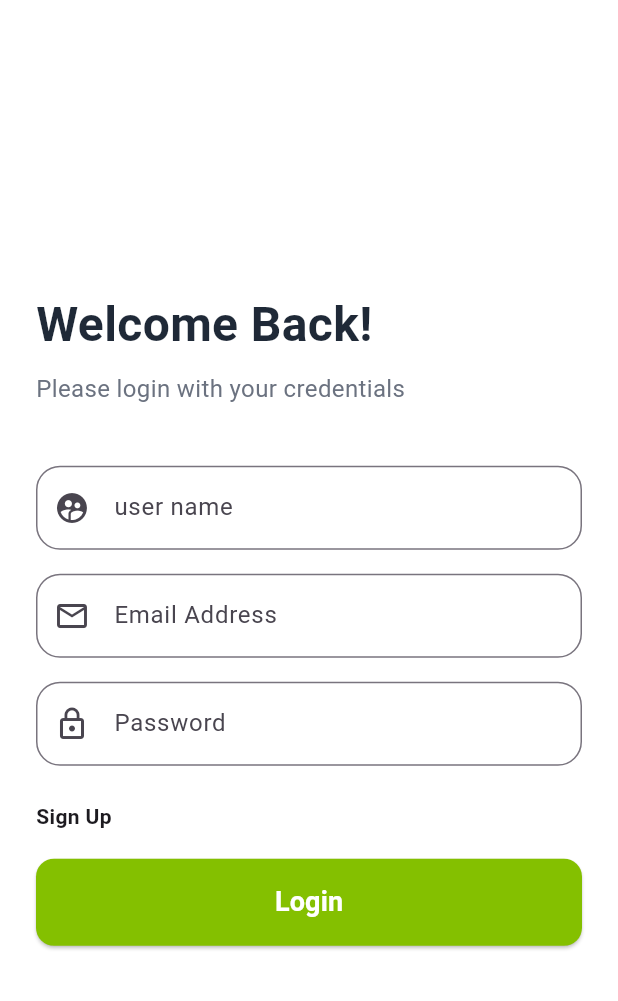
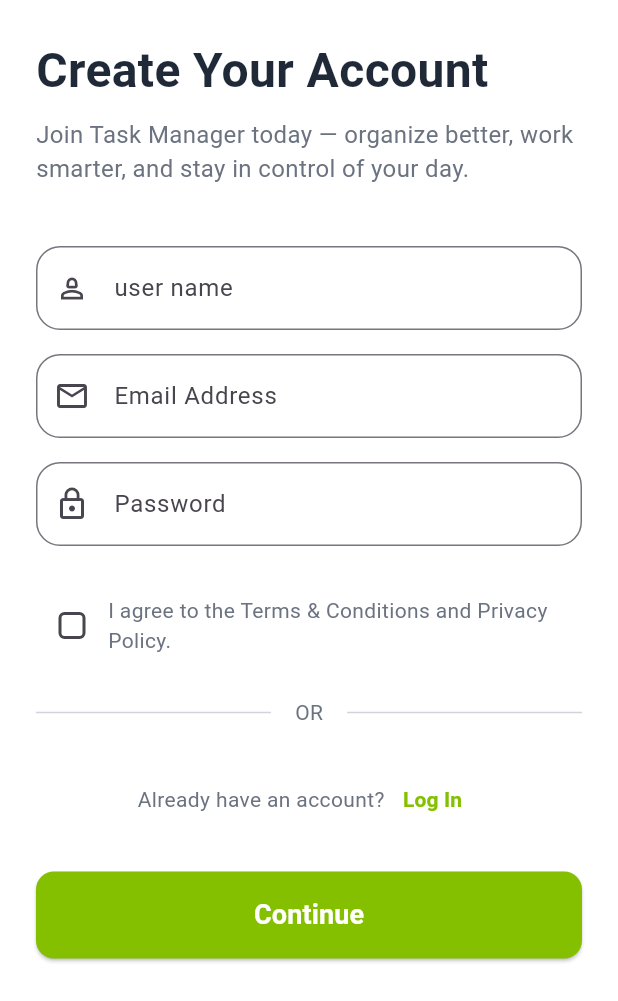
Before and after one commit to nahidhasanniloy/Task-Manager-App-With-Custom_Api, a Flutter app: the screen it shows after launch, after a tap on "Sign Up", on a phone screen of 412 x 824 dp. Shown: the top 1001 px of the screen. Run offline on Flutter 3.47's test engine with Material 3 defaults, Android fonts, the phone set to English and light mode, and no system bars; our stand-ins replace get, jwt_decoder, shared_preferences; network calls fail.

Commit message:
task manager app with custom api

```diff
--- a/lib/view/screens/add_task_screen/add_task_screen.dart
+++ b/lib/view/screens/add_task_screen/add_task_screen.dart
@@ -90,14 +90,37 @@ class _AddTaskScreenState extends State<AddTaskScreen> {
             const SizedBox(height: 20),
             _buildTextField(_descriptionController, "Task Description", maxLines: 5),
             const SizedBox(height: 40),
+            // SizedBox(
+            //   width: double.infinity,
+            //
+            //   child: ElevatedButton.icon(
+            //     onPressed: _addTask,
+            //     icon: const Icon(Icons.add),
+            //     label: const Text("Add Task"),
+            //   ),
+            // ),
             SizedBox(
               width: double.infinity,
               child: ElevatedButton.icon(
                 onPressed: _addTask,
                 icon: const Icon(Icons.add),
                 label: const Text("Add Task"),
+                style: ElevatedButton.styleFrom(
+                  backgroundColor: Color(0xFF84c000), // <-- Change this color
+                  foregroundColor: Colors.white, // <-- Text & icon color
+                  padding: const EdgeInsets.symmetric(vertical: 16), // optional: button height
+                  shape: RoundedRectangleBorder(
+                    borderRadius: BorderRadius.circular(10), // optional: rounded corners
+                  ),
+                ),
               ),
-            ),
+            )
+
+
+
+
+
+
           ],
         ),
       )),
--- a/lib/view/screens/home_screen/home_screen.dart
+++ b/lib/view/screens/home_screen/home_screen.dart
@@ -3,7 +3,6 @@ import 'package:flutter/material.dart';
 import 'package:http/http.dart' as http;
 import 'package:shared_preferences/shared_preferences.dart';
 import 'package:get/get.dart';
-
 import '../login_screen/login_screen.dart';
 import '../../../../task_model/task_model.dart';
 import '../add_task_screen/add_task_screen.dart';
@@ -150,7 +149,7 @@ class _HomeScreenState extends State<HomeScreen> {
             CircleAvatar(
               radius: 25,
               backgroundImage: NetworkImage(
-                  'https://scontent.fdac68-2.fna.fbcdn.net/v/t39.30808-6/513907537_1467870827966579_4041861317215474499_n.jpg'),
+                  'https://avatars.githubusercontent.com/u/133763369?s=400&u=2eb844ab8d62bda196edebd9c0ecd4d2ea70a532&v=4'),
             ),
             SizedBox(width: 12),
             Column(
--- a/lib/view/screens/login_screen/login_screen.dart
+++ b/lib/view/screens/login_screen/login_screen.dart
@@ -30,11 +30,8 @@ class LoginPage extends StatelessWidget {
               ),
               const SizedBox(height: 8),
               const Text(
-                'Please login with your credentials',
-                style: TextStyle(
-                  fontSize: 16,
-                  color: Color(0xFF6B7280),
-                ),
+                'Get your things done and take control of them.',
+                style: TextStyle(fontSize: 16, color: Color(0xFF6B7280)),
               ),
               const SizedBox(height: 40),
 
@@ -65,25 +62,77 @@ class LoginPage extends StatelessWidget {
                   ),
                 ),
               ),
-              const SizedBox(height: 24),
+              SizedBox(height: 15),
+              Row(
+                mainAxisAlignment: MainAxisAlignment.spaceBetween,
+                children: [
+                  Row(
+                    children: [
+                      Checkbox(
 
-              GestureDetector(
-                onTap:
-                () {
-                   Navigator.push(context, MaterialPageRoute(builder: (context) => Signup_Screen(),));
-                },
+                        value: false, // You can use state management to change this value
+                        onChanged: (bool? value) {},
+                        activeColor: const Color(0xFF84c000),
+                        shape: RoundedRectangleBorder(
+                          borderRadius: BorderRadius.circular(4),
+
+                        ),
+
+                      ),
+                      const Text('Remember Me'),
+                    ],
+                  ),
+                ],
+              ),
 
 
-                child: Container(
-                  child: Text('Sign Up',style: TextStyle(fontWeight: FontWeight.bold),),
+              Row(
+                children: const [
+                  Expanded(child: Divider(color: Color(0xFFD1D5DB))),
+                  Padding(
+                    padding: EdgeInsets.symmetric(horizontal: 16),
+                    child: Text(
+                      'OR',
+                      style: TextStyle(color: Color(0xFF6B7280)),
                     ),
                   ),
-
-              SizedBox(height: 18),
-
-
+                  Expanded(child: Divider(color: Color(0xFFD1D5DB))),
+                ],
+              ),
+              const SizedBox(height: 24),
+              // "Sign up" অংশ
+              Center(
+                child: Row(
+                  mainAxisAlignment: MainAxisAlignment.center,
+                  children: [
+                    const Text(
+                      "Don't have an account?",
+                      style: TextStyle(
+                        color: Color(0xFF6B7280),
+                      ),
+                    ),
+                    TextButton(
+                      onPressed: () {
+                        Navigator.push(
+                          context,
+                          MaterialPageRoute(builder: (context) => Signup_Screen()),
+                        );
+                      },
+                      child: const Text(
+                        'Sign Up',
+                        style: TextStyle(
+                          color: Color(0xFF84c000),
+                          fontWeight: FontWeight.bold,
+                        ),
+                      ),
+                    ),
+                  ],
+                ),
+              ),
+              const SizedBox(height: 24),
               // Login button with loading state
-              Obx(() => SizedBox(
+              Obx(
+                () => SizedBox(
                   width: double.infinity,
                   child: ElevatedButton(
                     style: ElevatedButton.styleFrom(
@@ -99,9 +148,7 @@ class LoginPage extends StatelessWidget {
                             controller.loginApi();
                           },
                     child: controller.loading.value
-                      ? const CircularProgressIndicator(
-                    color: Colors.white,
-                  )
+                        ? const CircularProgressIndicator(color: Colors.white)
                         : const Text(
                             "Login",
                             style: TextStyle(
@@ -111,7 +158,8 @@ class LoginPage extends StatelessWidget {
                             ),
                           ),
                   ),
-              )),
+                ),
+              ),
             ],
           ),
         ),
--- a/lib/view/screens/profile_screen/profile_screen.dart
+++ b/lib/view/screens/profile_screen/profile_screen.dart
@@ -77,7 +77,7 @@ class ProfileScreen extends StatelessWidget {
             ),
             child: const CircleAvatar(
               radius: 50,
-              backgroundImage: NetworkImage('https://scontent.fdac41-1.fna.fbcdn.net/v/t39.30808-6/513907537_1467870827966579_4041861317215474499_n.jpg?_nc_cat=101&ccb=1-7&_nc_sid=6ee11a&_nc_eui2=AeEDPGz4q6NhONZg62PgdANKg2kEYSeoj_uDaQRhJ6iP-8MKcbqzBd3lIR18O9i39pAkc92Ql41bFq-lt7Uk1LO2&_nc_ohc=-cCOFyDOfaIQ7kNvwG5C0Wv&_nc_oc=Adm1rLd6GGUYB1D0YJpFiNb0MF9oMiRXfbxtcegkcH-kxc19glaWMm33L2Ch0Q38M0s&_nc_zt=23&_nc_ht=scontent.fdac41-1.fna&_nc_gid=Hd_YsYsndhZkgG9cM-kTUg&oh=00_AfW4g3qdfB2mN1SNHaBOi6rwgdCqZTpv-zLEFESjQ67eMw&oe=68AAA3D3'), // এখানে আপনার প্রোফাইল ছবির URL দিন
+              backgroundImage: NetworkImage('https://avatars.githubusercontent.com/u/133763369?s=400&u=2eb844ab8d62bda196edebd9c0ecd4d2ea70a532&v=4'), // এখানে আপনার প্রোফাইল ছবির URL দিন
             ),
           ),
         ),
--- a/lib/view/screens/signup_screen/signup_screen.dart
+++ b/lib/view/screens/signup_screen/signup_screen.dart
@@ -14,7 +14,8 @@ class Signup_Screen extends StatelessWidget {
   Widget build(BuildContext context) {
     return Scaffold(
       backgroundColor: Colors.white,
-      body: SafeArea(
+      body: SingleChildScrollView(
+        child: SafeArea(
           child: Padding(
             padding: const EdgeInsets.all(24.0),
             child: Column(
@@ -22,7 +23,7 @@ class Signup_Screen extends StatelessWidget {
               mainAxisAlignment: MainAxisAlignment.center,
               children: [
                 const Text(
-                'Welcome Back!',
+                  'Create Your Account',
                   style: TextStyle(
                     fontSize: 32,
                     fontWeight: FontWeight.bold,
@@ -31,7 +32,7 @@ class Signup_Screen extends StatelessWidget {
                 ),
                 const SizedBox(height: 8),
                 const Text(
-                'Please login with your credentials',
+                  'Join Task Manager today — organize better, work smarter, and stay in control of your day.',
                   style: TextStyle(
                     fontSize: 16,
                     color: Color(0xFF6B7280),
@@ -44,7 +45,7 @@ class Signup_Screen extends StatelessWidget {
                   decoration: InputDecoration(
                     labelText: "user name",
                     hintText: "Enter your name",
-                  prefixIcon: const Icon(Icons.supervised_user_circle),
+                    prefixIcon: const Icon(Icons.person_2_outlined,size: 22,),
                     border: OutlineInputBorder(
                       borderRadius: BorderRadius.circular(16),
                     ),
@@ -80,23 +81,78 @@ class Signup_Screen extends StatelessWidget {
                     ),
                   ),
                 ),
+                const SizedBox(height: 29),
+                // ================================I agree to terms and conditions checkbox
+                Row(
+                  children: [
+                    Checkbox(
+                      value: false, // You can use state management to change this value
+                      onChanged: (bool? value) {},
+                      activeColor: const Color(0xFF84c000),
+                      shape: RoundedRectangleBorder(
+                        borderRadius: BorderRadius.circular(4),
+                      ),
+                    ),
+                    const Expanded(
+                      child: Text(
+                        'I agree to the Terms & Conditions and Privacy Policy.',
+                        style: TextStyle(color: Color(0xFF6B7280)),
+                      ),
+                    ),
+                  ],
+                ),
+
                 const SizedBox(height: 24),
 
-              GestureDetector(
-                onTap:
-                    () {
-                  Navigator.push(context, MaterialPageRoute(builder: (context) => LoginPage(),));
-                },
+                //====================================================   "OR" section
+
+                Row(
+                  children: const [
+                    Expanded(child: Divider(color: Color(0xFFD1D5DB))),
+                    Padding(
+                      padding: EdgeInsets.symmetric(horizontal: 16),
+                      child: Text(
+                        'OR',
+                        style: TextStyle(color: Color(0xFF6B7280)),
+                      ),
+                    ),
+                    Expanded(child: Divider(color: Color(0xFFD1D5DB))),
+                  ],
+                ),
+                const SizedBox(height: 24),
+
+                // =================================== "Sign up" section =============================
 
 
-                child: Container(
-                  child: Text('Sign Up',style: TextStyle(fontWeight: FontWeight.bold),),
+                Center(
+                  child: Row(
+                    mainAxisAlignment: MainAxisAlignment.center,
+                    children: [
+                      const Text(
+                        "Already have an account?",
+                        style: TextStyle(
+                          color: Color(0xFF6B7280),
                         ),
                       ),
-
-              SizedBox(height: 18),
-
-
+                      TextButton(
+                        onPressed: () {
+                          // Handle login logic
+                          Navigator.push(context, MaterialPageRoute(builder:(context) {
+                            return LoginPage();
+                          },));
+                        },
+                        child: const Text(
+                          'Log In',
+                          style: TextStyle(
+                            color: Color(0xFF84c000),
+                            fontWeight: FontWeight.bold,
+                          ),
+                        ),
+                      ),
+                    ],
+                  ),
+                ),
+                const SizedBox(height: 24),
                 // Login button with loading state
                 Obx(() => SizedBox(
                   width: double.infinity,
@@ -118,7 +174,7 @@ class Signup_Screen extends StatelessWidget {
                       color: Colors.white,
                     )
                         : const Text(
-                    "Login",
+                      "Continue",
                       style: TextStyle(
                         fontSize: 18,
                         fontWeight: FontWeight.bold,
@@ -131,6 +187,7 @@ class Signup_Screen extends StatelessWidget {
             ),
           ),
         ),
+      ),
     );
   }
 }
--- a/lib/view/screens/splash_screen/splash_screen.dart
+++ b/lib/view/screens/splash_screen/splash_screen.dart
@@ -26,7 +26,7 @@ class _SplashScreenState extends State<SplashScreen>
       duration: Duration(seconds: 7),
     )..repeat();
 
-    // ৩ সেকেন্ড পরে HomeScreen এ যাবে
+    // after 3 seconds, navigate to the next screen
     Timer(Duration(seconds: 2), () {
       Navigator.pushReplacement(
         context,
```
Also changed, not shown: 1 other file. Lines whose indentation alone changed are shown as unchanged.
